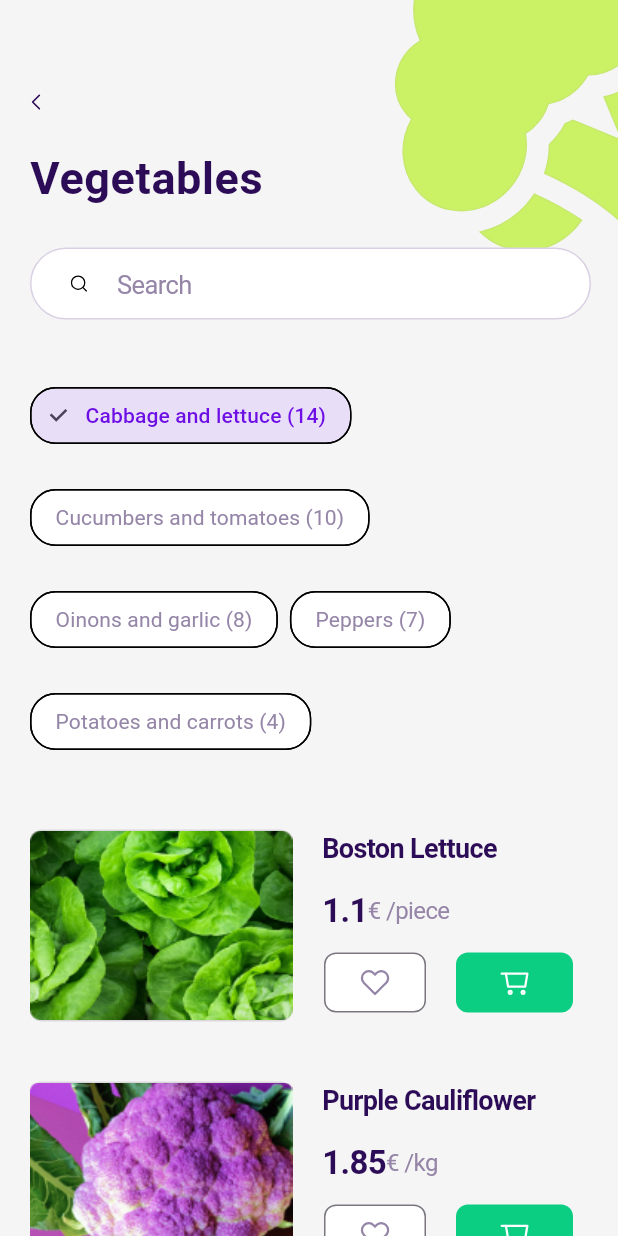
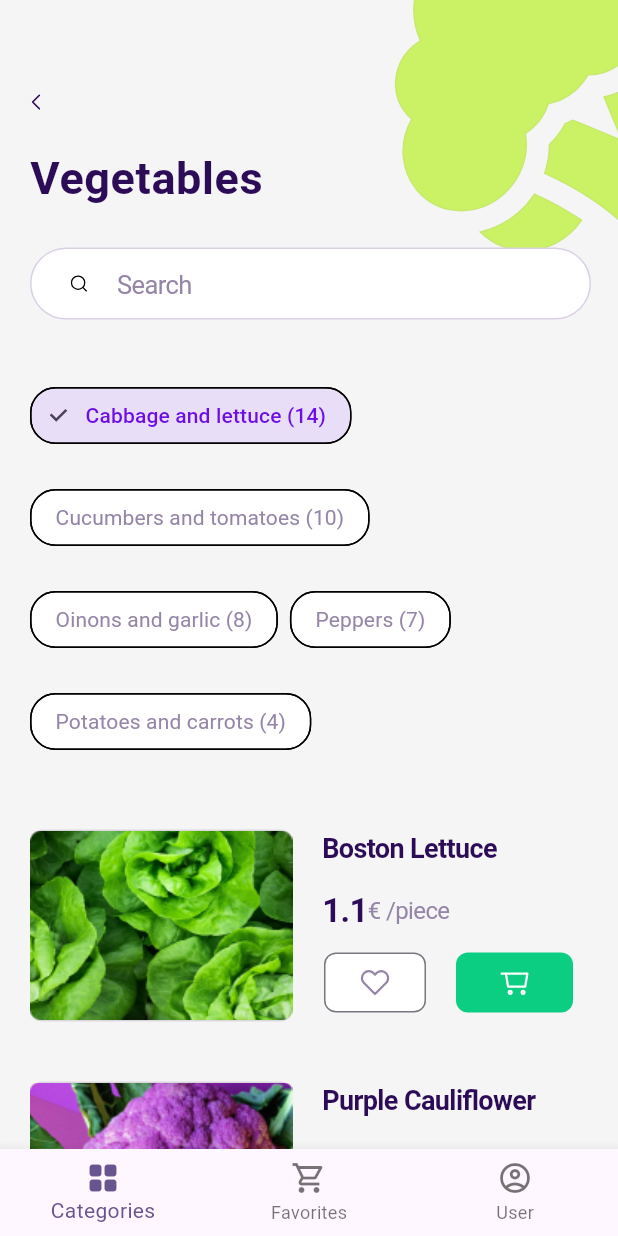
Before and after one commit to assyaIsk/flutter, a Flutter app: the VegetablesScreen screen opened by its route, on a phone screen of 412 x 824 dp. Run offline on Flutter 3.47's test engine with Material 2 defaults, Android fonts, the phone set to English and light mode, and no system bars; our stand-ins replace flutter_svg.

Commit message:
tabs added

```diff
--- a/lib/widgets/screens/vegetables_screen.dart
+++ b/lib/widgets/screens/vegetables_screen.dart
@@ -3,8 +3,21 @@ import 'package:vegetables/widgets/category_list.dart';
 import 'package:vegetables/widgets/header.dart';
 import 'package:vegetables/widgets/vegetable_list.dart';
 
-class VegetablesScreen extends StatelessWidget {
+class VegetablesScreen extends StatefulWidget {
   const VegetablesScreen({super.key});
+
+  @override
+  State<VegetablesScreen> createState() => _VegetablesScreenState();
+}
+
+class _VegetablesScreenState extends State<VegetablesScreen> {
+  int _selectedPageIndex = 0;
+
+  void _selectPage(int index) {
+    setState(() {
+      _selectedPageIndex = index;
+    });
+  }
 
   @override
   Widget build(BuildContext context) {
@@ -27,6 +40,24 @@ class VegetablesScreen extends StatelessWidget {
           ],
         ),
       ),
+      bottomNavigationBar: BottomNavigationBar(
+        onTap: _selectPage,
+        currentIndex: _selectedPageIndex,
+        items: const [
+          BottomNavigationBarItem(
+            icon: Icon(Icons.grid_view_rounded),
+            label: 'Categories',
+          ),
+          BottomNavigationBarItem(
+            icon: Icon(Icons.shopping_cart_outlined),
+            label: 'Favorites',
+          ),
+          BottomNavigationBarItem(
+            icon: Icon(Icons.account_circle_outlined),
+            label: 'User',
+          ),
+        ],
+      ),
     );
   }
 }
```
